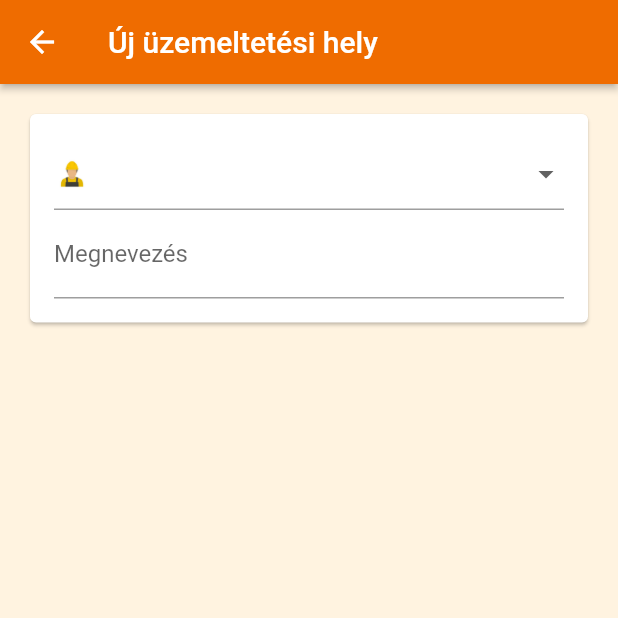
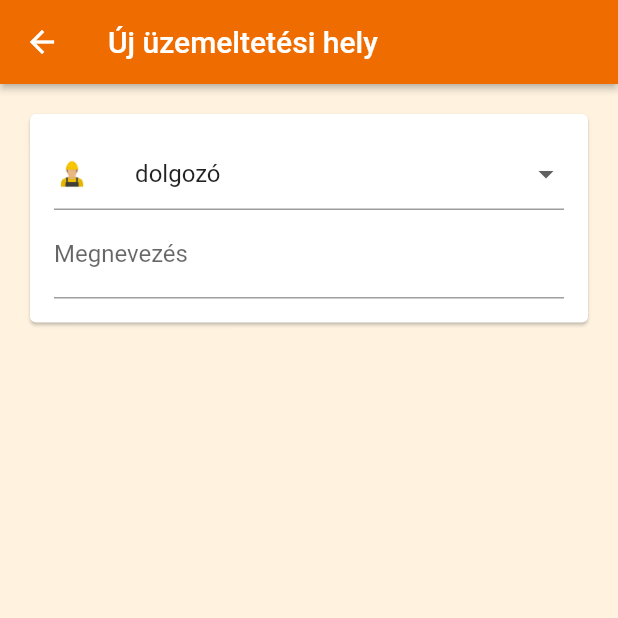
Before and after one commit to cohun/etar-q, a Flutter app: the AddSitesPage screen opened directly, on a phone screen of 412 x 824 dp, the top half of it. Run offline on Flutter 3.47's test engine with Material 2 defaults, Android fonts, the phone set to English and light mode, and no system bars; our stand-ins replace cloud_firestore, dropdown_button2, equatable, firebase_auth, firebase_core, firebase_ui_firestore and 3 more; missing offline and left inert: firebase_ui_auth, firebase_ui_localizations; accounts and stored records are empty.

Commit message:
add sites dropdown

```diff
--- a/lib/src/features/sites/add_sites_page.dart
+++ b/lib/src/features/sites/add_sites_page.dart
@@ -1,5 +1,3 @@
-import 'dart:ffi';
-
 import 'package:flutter/material.dart';
 
 class AddSitesPage extends StatefulWidget {
@@ -56,6 +54,7 @@ class _AddSitesPageState extends State<AddSitesPage> {
     'assets/images/factory1.jpg',
     'assets/images/truck1.jpg'
   ];
+  List<String> listText = ['dolgozó', 'munkahely', 'gépjármű'];
   List<String> listOfValue = ['1', '2', '3'];
 
   List<Widget> _buildFormChildren() {
@@ -79,9 +78,18 @@ class _AddSitesPageState extends State<AddSitesPage> {
         items: listOfValue.map((String val) {
           return DropdownMenuItem(
             value: val,
-            child: Image.asset(
-              list[listOfValue.indexOf(val)],
-              height: 40,
+            child: Row(
+              mainAxisAlignment: MainAxisAlignment.start,
+              children: [
+                Image.asset(
+                  list[listOfValue.indexOf(val)],
+                  height: 40,
+                ),
+                SizedBox(
+                  width: 30,
+                ),
+                Text(listText[listOfValue.indexOf(val)]),
+              ],
             ),
           );
         }).toList(),
--- a/lib/src/screens/sites_persons_page.dart
+++ b/lib/src/screens/sites_persons_page.dart
@@ -1,7 +1,6 @@
 import 'package:etar_q/src/data/firestore_repository.dart';
 import 'package:etar_q/src/features/sites/add_sites_page.dart';
 import 'package:etar_q/src/routing/app_router.dart';
-import 'package:firebase_auth/firebase_auth.dart';
 import 'package:flutter/material.dart';
 import 'package:flutter_riverpod/flutter_riverpod.dart';
 
```
